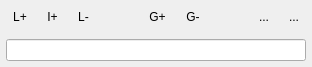
MITK/MITK, file Modules/SegmentationUI/Qmitk/QmitkMultiLabelManagerControls.ui: the form before one commit.
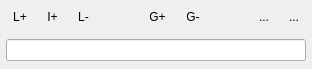
The form after the commit. Custom widgets are drawn as their Qt base class.

The edit to the form file:
```diff
--- a/Modules/SegmentationUI/Qmitk/QmitkMultiLabelManagerControls.ui
+++ b/Modules/SegmentationUI/Qmitk/QmitkMultiLabelManagerControls.ui
@@ -7,7 +7,7 @@
     <x>0</x>
     <y>0</y>
     <width>312</width>
-    <height>66</height>
+    <height>69</height>
    </rect>
   </property>
   <property name="sizePolicy">
```
Left out of the diff: 4 changed lines with no effect on the pictures.
